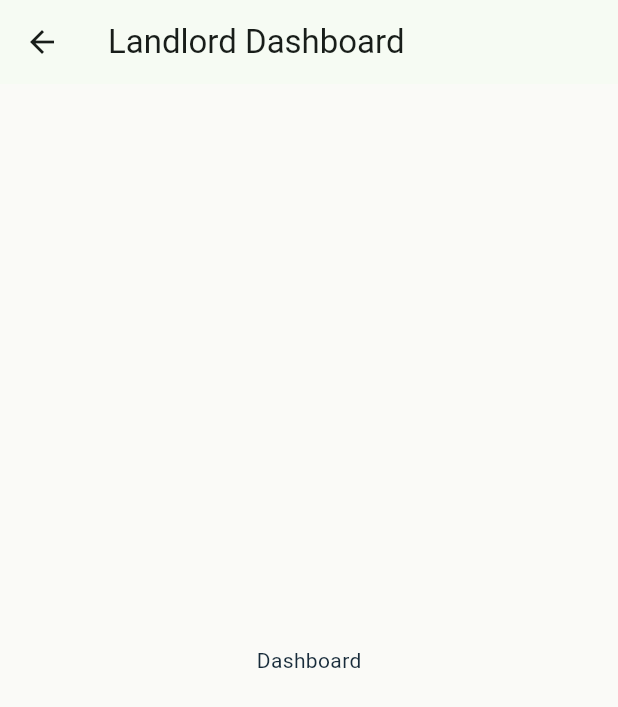
After one commit to kobbie910/rentsmartgh, a Flutter app: the LandlordDashboardScreen screen opened directly, on a phone screen of 412 x 824 dp. The commit adds this screen. Shown: the top 707 px of the screen. Run offline on Flutter 3.47's test engine with Material 3 defaults, Android fonts, the light colour scheme and no system bars.

Commit message:
start landlord dashboard

```diff
--- a/lib/features/home/home_screen.dart
+++ b/lib/features/home/home_screen.dart
@@ -1,5 +1,5 @@
 import 'package:flutter/material.dart';
-import '../../themes/app_theme.dart';
+import '../../theme/app_theme.dart';
 import '../../shared/widgets/app_bottom_nav.dart';
 
 class HomeScreen extends StatefulWidget {
--- /dev/null
+++ b/lib/features/landlord_dashboard/landlord_dashboard_screen.dart
@@ -0,0 +1,17 @@
+import 'package:flutter/material.dart';
+
+class LandlordDashboardScreen extends StatelessWidget {
+  const LandlordDashboardScreen({super.key});
+
+  @override
+  Widget build(BuildContext context) {
+    return Scaffold(
+      appBar: AppBar(
+        title: const Text('Landlord Dashboard'),
+      ),
+      body: const Center(
+        child: Text('Dashboard'),
+      ),
+    );
+  }
+}
```
